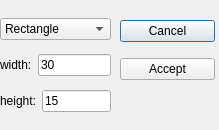
dongbu/painterRHIT, file BobRoss/brushUI.ui: the form before one commit.
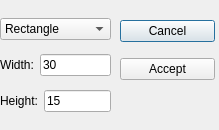
The form after the commit.

What changed in the file:
```diff
--- a/BobRoss/brushUI.ui
+++ b/BobRoss/brushUI.ui
@@ -46,7 +46,7 @@
       <item>
        <widget class="QLabel" name="widthLabel">
         <property name="text">
-         <string>width:</string>
+         <string>Width:</string>
         </property>
        </widget>
       </item>
@@ -64,7 +64,7 @@
       <item>
        <widget class="QLabel" name="heightLabel">
         <property name="text">
-         <string>height:</string>
+         <string>Height:</string>
         </property>
        </widget>
       </item>
```
